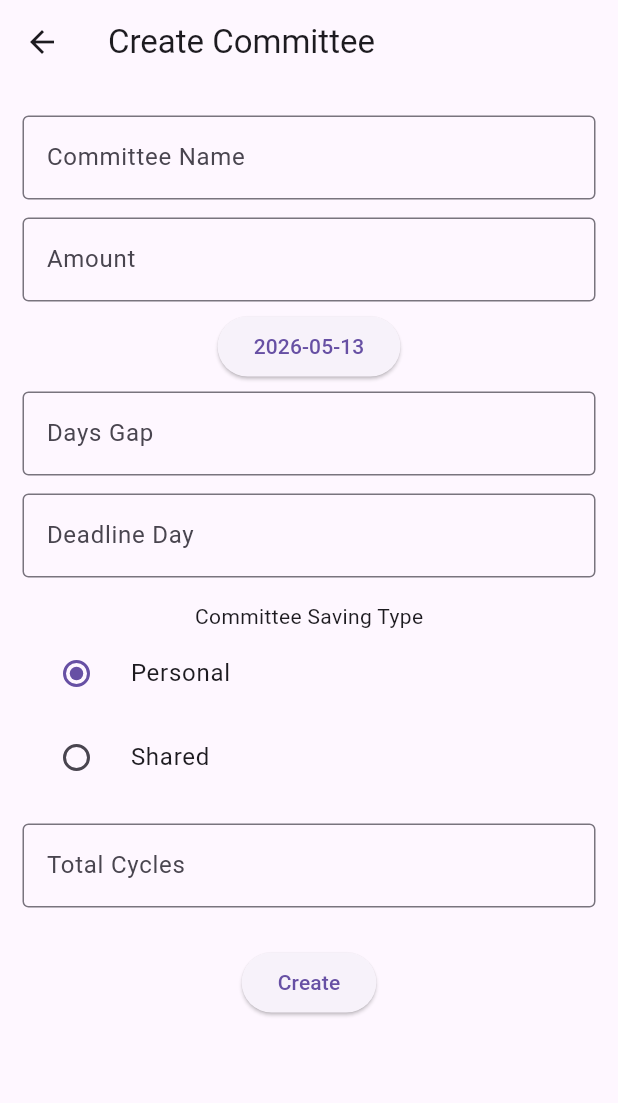
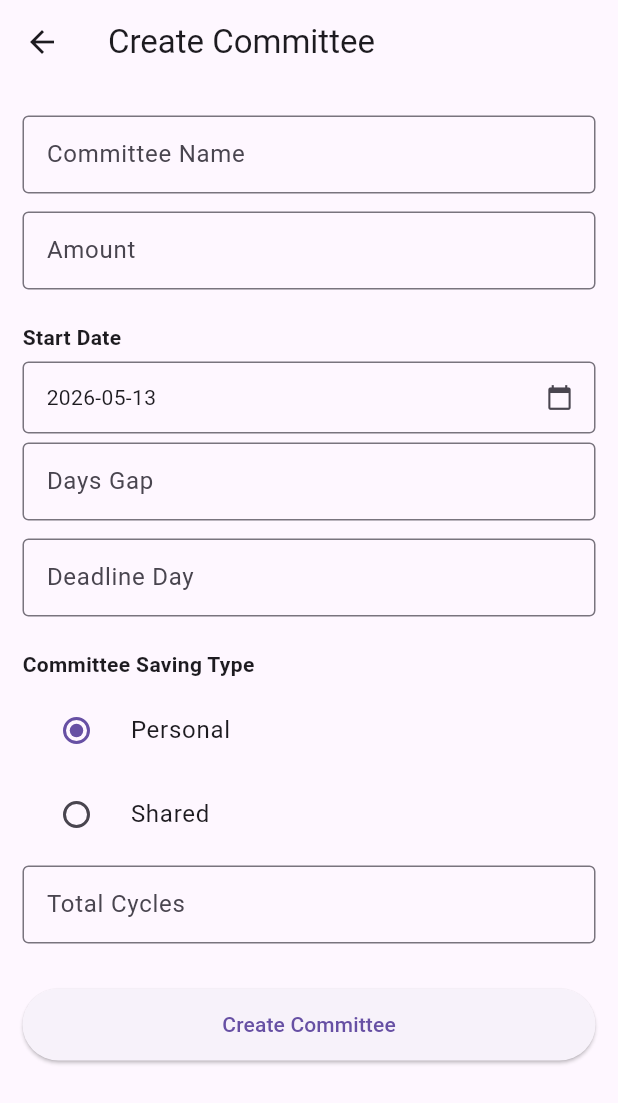
Before and after one commit to hassaan003/Kitty-Party-App, a Flutter app: the CreateCommitteeScreen screen opened directly with empty values, on a phone screen of 412 x 824 dp. Shown: the top 1103 px of the screen. Run offline on Flutter 3.47's test engine with Material 3 defaults, Android fonts, the phone set to English and light mode, and no system bars; our stand-ins replace cookie_jar, dio, dio_cookie_manager, image_picker; network calls fail.

Commit message:
signup updated

```diff
--- a/frontend/lib/screens/create_party_screen.dart
+++ b/frontend/lib/screens/create_party_screen.dart
@@ -11,6 +11,7 @@ class CreateCommitteeScreen extends StatefulWidget {
 }
 
 class _CreateCommitteeScreenState extends State<CreateCommitteeScreen> {
+  final _formKey = GlobalKey<FormState>();
   final name = TextEditingController();
   final amount = TextEditingController();
   final daysGap = TextEditingController();
@@ -24,6 +25,7 @@ class _CreateCommitteeScreenState extends State<CreateCommitteeScreen> {
   DateTime selectedDate = DateTime.now();
 
   Future createCommittee() async {
+    if (!_formKey.currentState!.validate()) return;
     try {
       if (savingType == "personal") {
         await ApiService().createPersonalCommittee({
@@ -67,15 +69,35 @@ class _CreateCommitteeScreenState extends State<CreateCommitteeScreen> {
     }
   }
 
-  Widget boxField(String hint, TextEditingController c) {
+  Widget _label(String text) => Padding(
+        padding: const EdgeInsets.only(top: 16, bottom: 6),
+        child: Align(
+          alignment: Alignment.centerLeft,
+          child: Text(text, style: const TextStyle(fontWeight: FontWeight.w600, fontSize: 14)),
+        ),
+      );
+
+  Widget boxField(String label, TextEditingController c, {bool numeric = false}) {
     return Padding(
       padding: const EdgeInsets.symmetric(vertical: 6),
-      child: TextField(
+      child: TextFormField(
         controller: c,
+        keyboardType: numeric ? TextInputType.number : TextInputType.text,
         decoration: InputDecoration(
-          hintText: hint,
-          border: OutlineInputBorder(),
+          labelText: label,
+          hintText: numeric ? 'Enter a number' : 'Enter $label',
+          border: const OutlineInputBorder(),
+          contentPadding: const EdgeInsets.symmetric(horizontal: 12, vertical: 14),
         ),
+        validator: (v) {
+          if (v == null || v.trim().isEmpty) return '$label is required';
+          if (numeric) {
+            final n = int.tryParse(v.trim());
+            if (n == null) return '$label must be a number';
+            if (n <= 0) return '$label must be greater than 0';
+          }
+          return null;
+        },
       ),
     );
   }
@@ -99,132 +121,103 @@ class _CreateCommitteeScreenState extends State<CreateCommitteeScreen> {
   Widget build(BuildContext context) {
     return Scaffold(
       appBar: AppBar(title: const Text("Create Committee")),
-      body: SingleChildScrollView(
+      body: Form(
+        key: _formKey,
+        autovalidateMode: AutovalidateMode.onUserInteraction,
+        child: SingleChildScrollView(
           padding: const EdgeInsets.all(15),
           child: Column(
+            crossAxisAlignment: CrossAxisAlignment.stretch,
             children: [
-            /// Name
               boxField("Committee Name", name),
+              boxField("Amount", amount, numeric: true),
 
-            /// Amount
-            boxField("Amount", amount),
-
-            /// Date
-            ElevatedButton(
-              onPressed: pickDate,
-              child: Text(
-                selectedDate.toString().split(" ")[0],
+              _label("Start Date"),
+              GestureDetector(
+                onTap: pickDate,
+                child: InputDecorator(
+                  decoration: const InputDecoration(
+                    border: OutlineInputBorder(),
+                    contentPadding: EdgeInsets.symmetric(horizontal: 12, vertical: 14),
+                    suffixIcon: Icon(Icons.calendar_today, size: 18),
+                  ),
+                  child: Text(selectedDate.toString().split(" ")[0]),
                 ),
               ),
 
-            boxField("Days Gap", daysGap),
-            boxField("Deadline Day", deadline),
+              boxField("Days Gap", daysGap, numeric: true),
+              boxField("Deadline Day", deadline, numeric: true),
 
-            const SizedBox(height: 10),
-
-            /// Saving Type
-            const Text("Committee Saving Type"),
-
+              _label("Committee Saving Type"),
               RadioListTile(
                 value: "personal",
                 groupValue: savingType,
                 title: const Text("Personal"),
-              onChanged: (v) {
-                setState(() {
-                  savingType = v!;
-                });
-              },
+                onChanged: (v) => setState(() => savingType = v!),
               ),
-
               RadioListTile(
                 value: "shared",
                 groupValue: savingType,
                 title: const Text("Shared"),
-              onChanged: (v) {
-                setState(() {
-                  savingType = v!;
-                });
-              },
+                onChanged: (v) => setState(() => savingType = v!),
               ),
 
-            const SizedBox(height: 10),
+              if (savingType == "personal")
+                boxField("Total Cycles", totalCycles, numeric: true),
 
-            /// PERSONAL
-            if (savingType == "personal") boxField("Total Cycles", totalCycles),
-
-            /// SHARED
               if (savingType == "shared") ...[
-              const Divider(),
-
-              const Text("Leaving Rule"),
-
-              DropdownButton<String>(
-                value: leavingType,
-                isExpanded: true,
+                const Divider(height: 24),
+                _label("Leaving Rule"),
+                DropdownButtonFormField<String>(
+                  initialValue: leavingType,
+                  decoration: const InputDecoration(
+                    border: OutlineInputBorder(),
+                    contentPadding: EdgeInsets.symmetric(horizontal: 12, vertical: 14),
+                  ),
                   items: const [
-                  DropdownMenuItem(
-                    value: "1",
-                    child: Text("1: Keep amount same"),
-                  ),
-                  DropdownMenuItem(
-                    value: "2",
-                    child: Text("2: Divide leaving amount"),
-                  ),
+                    DropdownMenuItem(value: "1", child: Text("Keep amount same")),
+                    DropdownMenuItem(value: "2", child: Text("Divide leaving amount")),
                   ],
-                onChanged: (v) {
-                  setState(() {
-                    leavingType = v!;
-                  });
-                },
+                  onChanged: (v) => setState(() => leavingType = v!),
                 ),
 
-              const SizedBox(height: 10),
-
-              const Text("Committee Type"),
-
+                _label("Committee Type"),
                 Row(
-                mainAxisAlignment: MainAxisAlignment.spaceEvenly,
                   children: [
-                  choiceBtn("Simple", "1"),
-                  choiceBtn("Bidding", "2"),
-                  choiceBtn("Spin", "3"),
+                    Expanded(child: choiceBtn("Simple", "1")),
+                    const SizedBox(width: 8),
+                    Expanded(child: choiceBtn("Bidding", "2")),
+                    const SizedBox(width: 8),
+                    Expanded(child: choiceBtn("Spin", "3")),
                   ],
                 ),
 
-              const SizedBox(height: 10),
-
-              const Text("Arrange Members"),
-
+                _label("Arrange Members"),
                 RadioListTile(
                   value: "1",
                   groupValue: arrangeType,
                   title: const Text("Arrange by Admin"),
-                onChanged: (v) {
-                  setState(() {
-                    arrangeType = v!;
-                  });
-                },
+                  onChanged: (v) => setState(() => arrangeType = v!),
                 ),
-
                 RadioListTile(
                   value: "2",
                   groupValue: arrangeType,
                   title: const Text("Arrange by Alphabet"),
-                onChanged: (v) {
-                  setState(() {
-                    arrangeType = v!;
-                  });
-                },
+                  onChanged: (v) => setState(() => arrangeType = v!),
                 ),
               ],
 
-            const SizedBox(height: 20),
-
+              const SizedBox(height: 24),
               ElevatedButton(
                 onPressed: createCommittee,
-              child: const Text("Create"),
+                style: ElevatedButton.styleFrom(
+                  padding: const EdgeInsets.symmetric(vertical: 14),
                 ),
+                child: const Text("Create Committee"),
+              ),
+              const SizedBox(height: 16),
             ],
+          ),
         ),
       ),
     );
```
Lines whose indentation alone changed are shown as unchanged.
